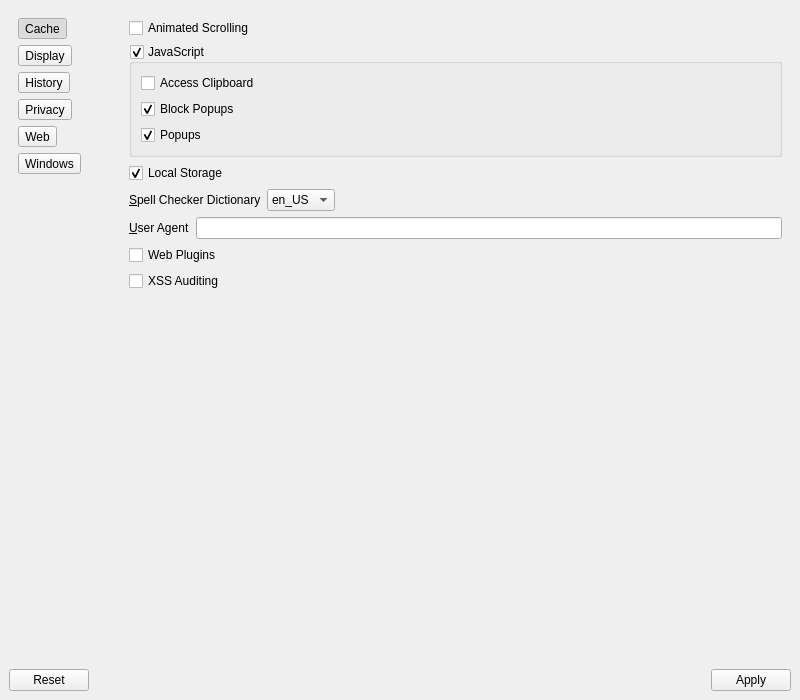
Old version of the form 2.x/UI/dooble_settings.ui in the repository textbrowser/dooble.
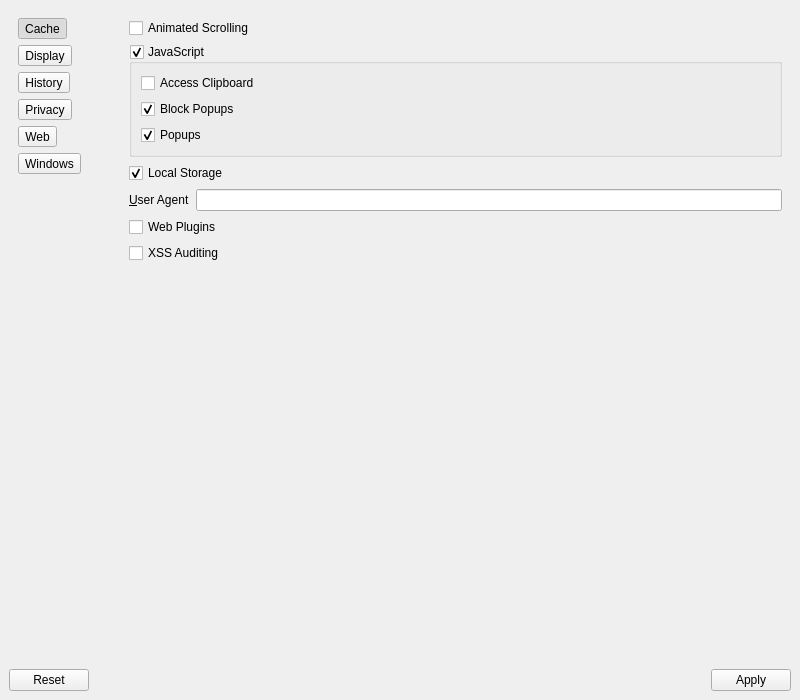
New version of the form. The open tabs and pages were chosen to show the change. Icons and pictures are not drawn.

Commit message: Spell checking.

Patch:
```diff
--- a/2.x/UI/dooble_settings.ui
+++ b/2.x/UI/dooble_settings.ui
@@ -1131,48 +1131,6 @@
             </property>
            </widget>
           </item>
-          <item>
-           <layout class="QHBoxLayout" name="horizontalLayout_13">
-            <item>
-             <widget class="QLabel" name="label_22">
-              <property name="text">
-               <string>&amp;Spell Checker Dictionary</string>
-              </property>
-              <property name="buddy">
-               <cstring>spell_checker_dictionary</cstring>
-              </property>
-             </widget>
-            </item>
-            <item>
-             <widget class="QComboBox" name="spell_checker_dictionary">
-              <property name="insertPolicy">
-               <enum>QComboBox::NoInsert</enum>
-              </property>
-              <property name="sizeAdjustPolicy">
-               <enum>QComboBox::AdjustToContents</enum>
-              </property>
-              <item>
-               <property name="text">
-                <string>en_US</string>
-               </property>
-              </item>
-             </widget>
-            </item>
-            <item>
-             <spacer name="horizontalSpacer_14">
-              <property name="orientation">
-               <enum>Qt::Horizontal</enum>
-              </property>
-              <property name="sizeHint" stdset="0">
-               <size>
-                <width>40</width>
-                <height>20</height>
-               </size>
-              </property>
-             </spacer>
-            </item>
-           </layout>
-          </item>
           <item>
            <layout class="QHBoxLayout" name="horizontalLayout_12">
             <item>
```
Left out of the diff: 1 changed line with no effect on the pictures. The commit also changes 3 other files.
